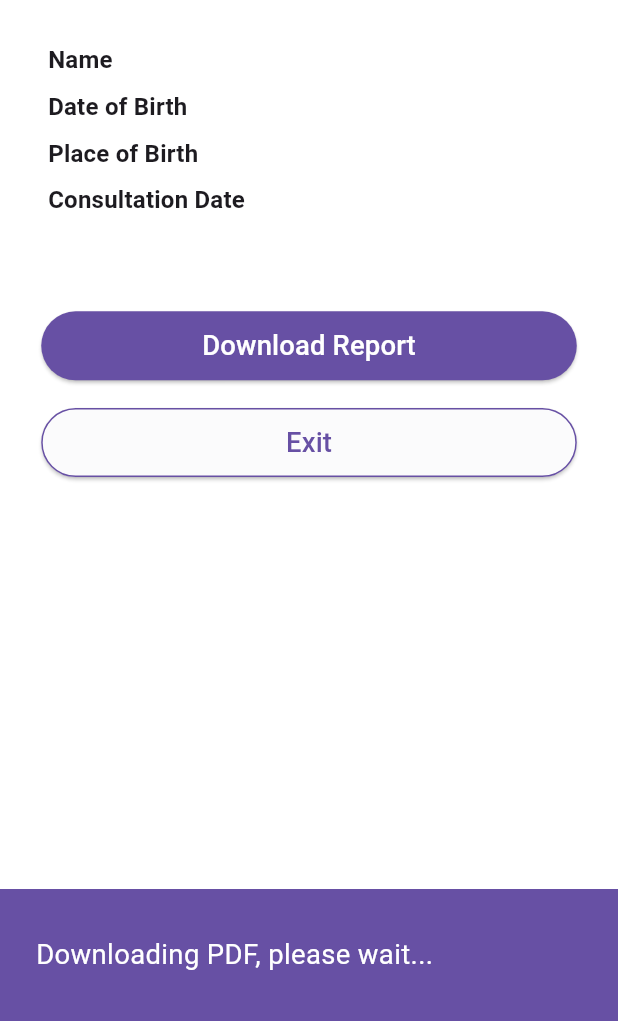
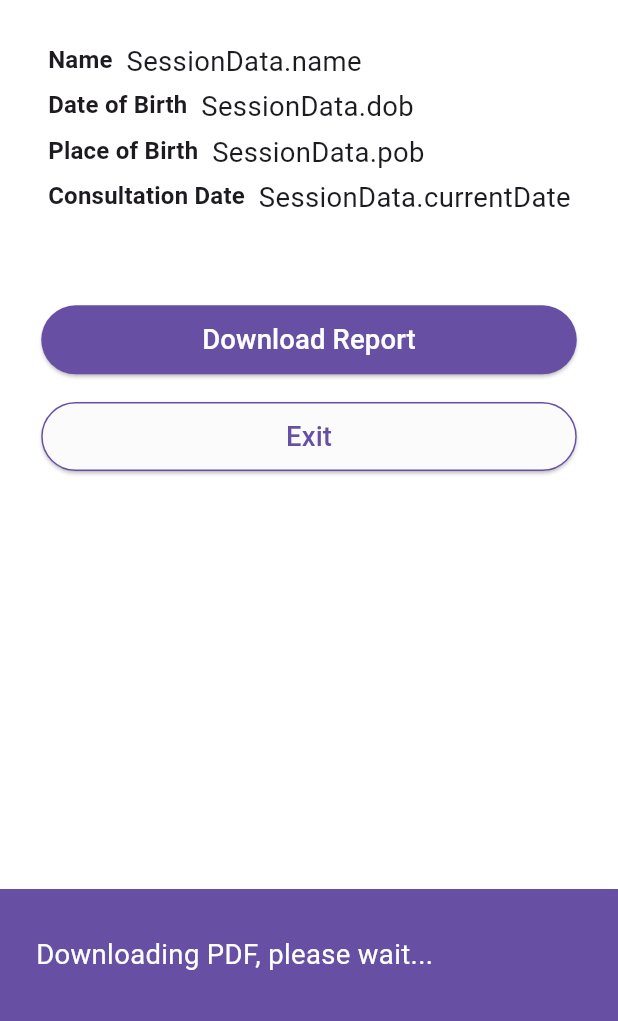
Before and after one commit to rashmishanbhogue/ichingapp, a Flutter app: the ReportPreview screen opened directly, after a tap on "Download Report", on a phone screen of 412 x 824 dp, the part 215-1236 px from its top. Run offline on Flutter 3.47's test engine with Material 3 defaults, Android fonts, the light colour scheme and no system bars; our stand-ins replace flutter_svg, pdf, printing.

Commit message:
improved code
aligned with flutter analyze

```diff
--- a/lib/coin_tossing.dart
+++ b/lib/coin_tossing.dart
@@ -3,7 +3,6 @@ import 'package:flutter/material.dart';
 import 'generate_hexagram.dart';
 import './dart/responsive.dart';
 import './dart/theme.dart';
-import './dart/shared_variables.dart';
 import './dart/session_data.dart';
 import './dart/compare_hexagram.dart';
 
--- a/lib/generate_hexagram.dart
+++ b/lib/generate_hexagram.dart
@@ -1,13 +1,10 @@
 import 'package:flutter/material.dart';
 import 'package:flutter_svg/flutter_svg.dart';
 import 'hexagram_details.dart';
-import 'coin_tossing.dart';
 import './dart/responsive.dart';
 import './dart/compare_hexagram.dart';
 import './dart/theme.dart';
 import './dart/session_data.dart';
-import './dart/shared_variables.dart';
-import './dart/svg_generator.dart';
 
 class GenerateHexagram extends StatefulWidget {
   const GenerateHexagram({super.key});
--- a/lib/report_preview.dart
+++ b/lib/report_preview.dart
@@ -4,8 +4,6 @@ import 'package:flutter/services.dart';
 import 'package:pdf/pdf.dart';
 import 'package:pdf/widgets.dart' as pw;
 import 'package:printing/printing.dart';
-import 'package:permission_handler/permission_handler.dart';
-import 'dart:io';
 import './dart/responsive.dart';
 import './dart/theme.dart';
 import './dart/session_data.dart';
@@ -48,7 +46,7 @@ class ReportPreview extends StatelessWidget {
                     child: Row(
                       mainAxisSize: MainAxisSize.min,
                       children: [
-                        Icon(
+                        const Icon(
                           Icons.arrow_back,
                           color: AppTheme.secondaryColor,
                         ),
@@ -95,7 +93,7 @@ class ReportPreview extends StatelessWidget {
                   crossAxisAlignment: CrossAxisAlignment.start,
                   children: [
                     Center(
-                      child: Container(
+                      child: SizedBox(
                         width: responsive.scaleWidth(310),
                         child: Column(
                           crossAxisAlignment: CrossAxisAlignment.start,
@@ -116,7 +114,7 @@ class ReportPreview extends StatelessWidget {
                                 SizedBox(width: responsive.scaleWidth(8)),
                                 Expanded(
                                   child: Text(
-                                    '${SessionData.name}',
+                                    '$SessionData.name',
                                     style: TextStyle(
                                       fontSize: responsive.scaleFontSize(16),
                                       color: AppTheme.secondaryColor,
@@ -141,7 +139,7 @@ class ReportPreview extends StatelessWidget {
                                 ),
                                 SizedBox(width: responsive.scaleWidth(8)),
                                 Text(
-                                  '${SessionData.dob}',
+                                  '$SessionData.dob',
                                   style: TextStyle(
                                     fontSize: responsive.scaleFontSize(16),
                                     color: AppTheme.secondaryColor,
@@ -165,7 +163,7 @@ class ReportPreview extends StatelessWidget {
                                 ),
                                 SizedBox(width: responsive.scaleWidth(8)),
                                 Text(
-                                  '${SessionData.pob}',
+                                  '$SessionData.pob',
                                   style: TextStyle(
                                     fontSize: responsive.scaleFontSize(16),
                                     color: AppTheme.secondaryColor,
@@ -189,7 +187,7 @@ class ReportPreview extends StatelessWidget {
                                 ),
                                 SizedBox(width: responsive.scaleWidth(8)),
                                 Text(
-                                  '${SessionData.currentDate}',
+                                  '$SessionData.currentDate',
                                   style: TextStyle(
                                     fontSize: responsive.scaleFontSize(16),
                                     color: AppTheme.secondaryColor,
@@ -235,7 +233,7 @@ class ReportPreview extends StatelessWidget {
                                       SizedBox(
                                           height: responsive.scaleHeight(8)),
                                       Text(
-                                        '${result.hexagram1Description}',
+                                        '$result.hexagram1Description',
                                         style: TextStyle(
                                           fontFamily: 'Roboto',
                                           fontSize:
@@ -276,7 +274,7 @@ class ReportPreview extends StatelessWidget {
                                       SizedBox(
                                           height: responsive.scaleHeight(8)),
                                       Text(
-                                        '${result.interpretation}',
+                                        '$result.interpretation',
                                         style: TextStyle(
                                           fontFamily: 'Roboto',
                                           fontSize:
@@ -332,7 +330,8 @@ class ReportPreview extends StatelessWidget {
                           ),
                           backgroundColor:
                               AppTheme.primaryColor, // light purple background
-                          duration: Duration(seconds: 2), // show for 2 seconds
+                          duration:
+                              const Duration(seconds: 2), // show for 2 seconds
                         ),
                       );
 
@@ -386,7 +385,7 @@ class ReportPreview extends StatelessWidget {
                       ),
                       shape: RoundedRectangleBorder(
                         borderRadius: BorderRadius.circular(100),
-                        side: BorderSide(
+                        side: const BorderSide(
                           color: AppTheme.primaryColor,
                           width: 1,
                         ),
@@ -420,9 +419,9 @@ class ReportPreview extends StatelessWidget {
     pdf.addPage(
       pw.MultiPage(
         pageFormat: PdfPageFormat.a5,
-        margin: pw.EdgeInsets.all(20),
+        margin: const pw.EdgeInsets.all(20),
         header: (context) => pw.Container(
-          margin: pw.EdgeInsets.symmetric(horizontal: 20),
+          margin: const pw.EdgeInsets.symmetric(horizontal: 20),
           child: pw.Column(
             crossAxisAlignment: pw.CrossAxisAlignment.start,
             children: [
@@ -457,13 +456,13 @@ class ReportPreview extends StatelessWidget {
                 crossAxisAlignment: pw.CrossAxisAlignment.start,
                 children: [
                   pw.Text('Name: ${SessionData.name}',
-                      style: pw.TextStyle(fontSize: 9)),
+                      style: const pw.TextStyle(fontSize: 9)),
                   pw.Text('DoB: ${SessionData.dob}, ${SessionData.tob}',
-                      style: pw.TextStyle(fontSize: 9)),
+                      style: const pw.TextStyle(fontSize: 9)),
                   pw.Text('PoB: ${SessionData.pob}',
-                      style: pw.TextStyle(fontSize: 9)),
+                      style: const pw.TextStyle(fontSize: 9)),
                   pw.Text('Consultation Date: ${SessionData.currentDate}',
-                      style: pw.TextStyle(fontSize: 9)),
+                      style: const pw.TextStyle(fontSize: 9)),
                 ],
               ),
               pw.Divider(thickness: 1),
@@ -473,7 +472,7 @@ class ReportPreview extends StatelessWidget {
         ),
         build: (context) => [
           pw.Container(
-            margin: pw.EdgeInsets.symmetric(horizontal: 22),
+            margin: const pw.EdgeInsets.symmetric(horizontal: 22),
             child: pw.Column(
               crossAxisAlignment: pw.CrossAxisAlignment.start,
               children: content,
@@ -481,7 +480,7 @@ class ReportPreview extends StatelessWidget {
           ),
         ],
         footer: (context) => pw.Container(
-          margin: pw.EdgeInsets.symmetric(horizontal: 20),
+          margin: const pw.EdgeInsets.symmetric(horizontal: 20),
           child: pw.Column(
             crossAxisAlignment: pw.CrossAxisAlignment.stretch,
             children: [
@@ -495,33 +494,33 @@ class ReportPreview extends StatelessWidget {
                     crossAxisAlignment: pw.CrossAxisAlignment.start,
                     children: [
                       pw.Text('Firm Address Line 1 - A',
-                          style: pw.TextStyle(fontSize: 9)),
+                          style: const pw.TextStyle(fontSize: 9)),
                       pw.Text('Firm Address Line 2 - A',
-                          style: pw.TextStyle(fontSize: 9)),
+                          style: const pw.TextStyle(fontSize: 9)),
                       pw.Text('Firm Address Line 3 - A',
-                          style: pw.TextStyle(fontSize: 9)),
+                          style: const pw.TextStyle(fontSize: 9)),
                     ],
                   ),
                   pw.Column(
                     crossAxisAlignment: pw.CrossAxisAlignment.start,
                     children: [
                       pw.Text('Firm Address Line 1 - B',
-                          style: pw.TextStyle(fontSize: 9)),
+                          style: const pw.TextStyle(fontSize: 9)),
                       pw.Text('Firm Address Line 2 - B',
-                          style: pw.TextStyle(fontSize: 9)),
+                          style: const pw.TextStyle(fontSize: 9)),
                       pw.Text('Firm Address Line 3 - B',
-                          style: pw.TextStyle(fontSize: 9)),
+                          style: const pw.TextStyle(fontSize: 9)),
                     ],
                   ),
                   pw.Column(
                     crossAxisAlignment: pw.CrossAxisAlignment.start,
                     children: [
                       pw.Text('Firm Address Line 1 - C',
-                          style: pw.TextStyle(fontSize: 9)),
+                          style: const pw.TextStyle(fontSize: 9)),
                       pw.Text('Firm Address Line 2 - C',
-                          style: pw.TextStyle(fontSize: 9)),
+                          style: const pw.TextStyle(fontSize: 9)),
                       pw.Text('Firm Address Line 3 - C',
-                          style: pw.TextStyle(fontSize: 9)),
+                          style: const pw.TextStyle(fontSize: 9)),
                     ],
                   ),
                 ],
@@ -532,7 +531,7 @@ class ReportPreview extends StatelessWidget {
                 mainAxisAlignment: pw.MainAxisAlignment.end,
                 children: [
                   pw.Text('${context.pageNumber} / ${context.pagesCount}',
-                      style: pw.TextStyle(fontSize: 9)),
+                      style: const pw.TextStyle(fontSize: 9)),
                 ],
               ),
             ],
@@ -564,20 +563,20 @@ class ReportPreview extends StatelessWidget {
               style: pw.TextStyle(fontSize: 10, fontWeight: pw.FontWeight.bold),
             ),
             pw.SizedBox(height: 4),
-            pw.Text('${result.hexagram1Description}',
-                style: pw.TextStyle(fontSize: 11)),
+            pw.Text('$result.hexagram1Description',
+                style: const pw.TextStyle(fontSize: 11)),
             if (result.hexagram2Description != null) ...[
               pw.SizedBox(height: 6),
               pw.Text('${result.hexagram2Description}',
-                  style: pw.TextStyle(fontSize: 11)),
+                  style: const pw.TextStyle(fontSize: 11)),
             ],
             pw.SizedBox(height: 6),
             pw.Text('Comments:',
                 style:
                     pw.TextStyle(fontSize: 12, fontWeight: pw.FontWeight.bold)),
             pw.SizedBox(height: 4),
-            pw.Text('${result.interpretation}',
-                style: pw.TextStyle(fontSize: 11)),
+            pw.Text('$result.interpretation',
+                style: const pw.TextStyle(fontSize: 11)),
           ],
         ),
       );
--- a/pubspec.yaml
+++ b/pubspec.yaml
@@ -15,6 +15,7 @@ dependencies:
   printing: ^5.11.0
   path_provider: ^2.0.11
   permission_handler: ^10.2.0
+  collection: ^1.18.0
 
   # open_file: ^3.0.2
 
```
Also changed, not shown: lib/dart/compare_hexagram.dart (+14 -13 lines), lib/hexagram_details.dart (+13 -16 lines), lib/query_details.dart (+21 -21 lines).
